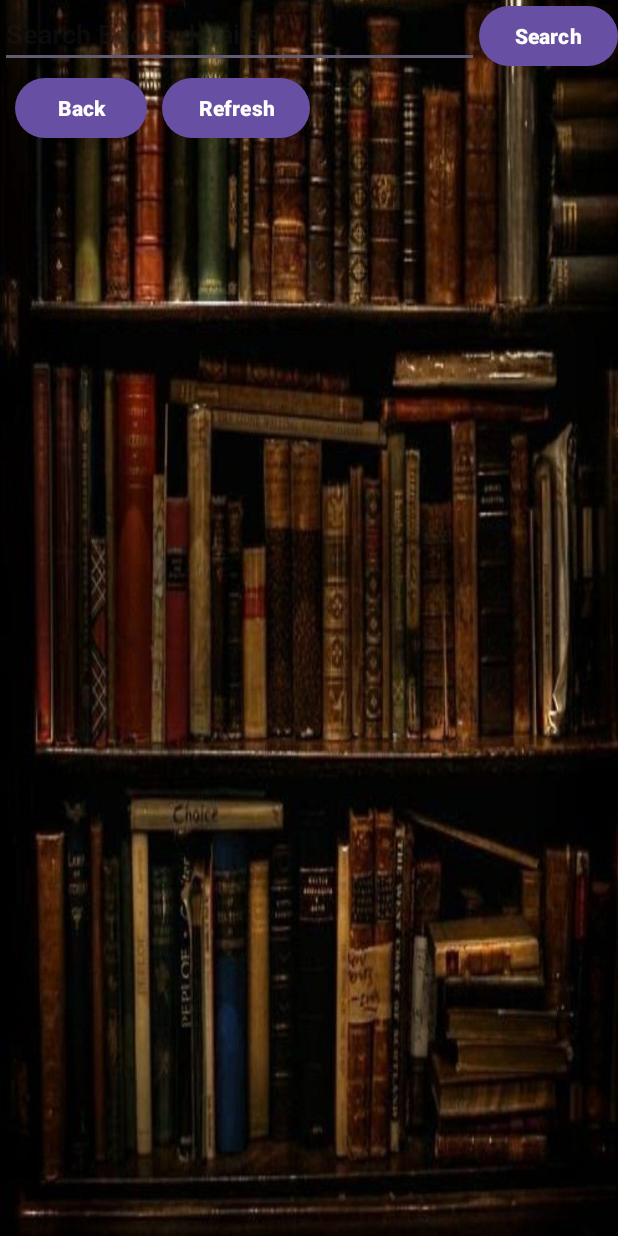
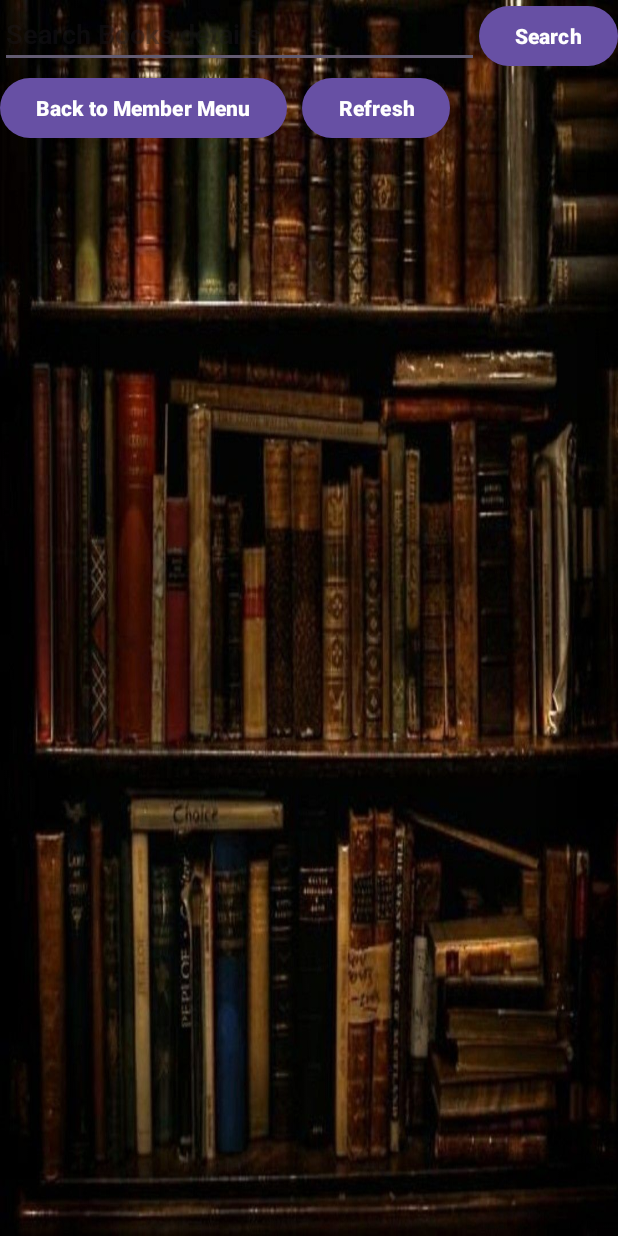
Before and after one commit to NavinduMadusanka/Assignment7-MIT3206-22550119, an Android app: the SearchBooks screen opened directly, with no data from a screen before it, on a phone screen of 412 x 824 dp. Run offline under Robolectric (Android 15) with nearby library versions, the phone set to English and light mode, and no system bars.

Commit message:
Initial Commit

```diff
--- a/app/src/main/res/layout/activity_search_books.xml
+++ b/app/src/main/res/layout/activity_search_books.xml
@@ -38,8 +38,7 @@
             android:textStyle="bold"
             android:layout_width="wrap_content"
             android:layout_height="wrap_content"
-            android:layout_marginStart="10dp"
-            android:text="Back" />
+            android:text="Back to Member Menu" />
 
         <Button
             android:id="@+id/refreshButton"
```
